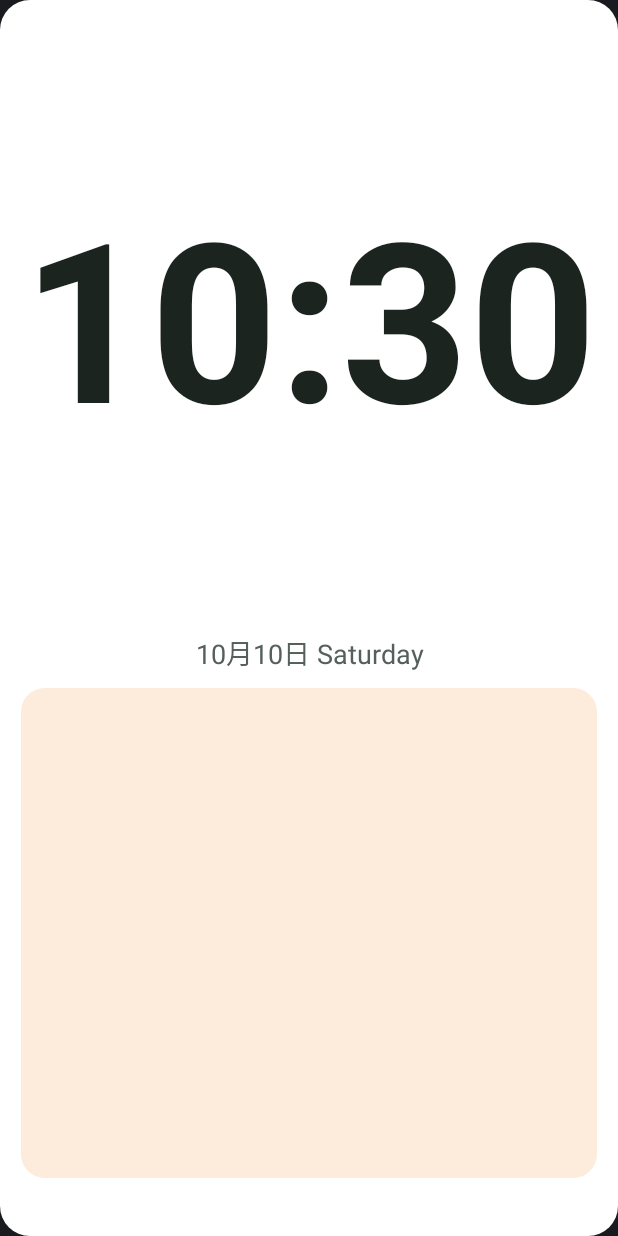
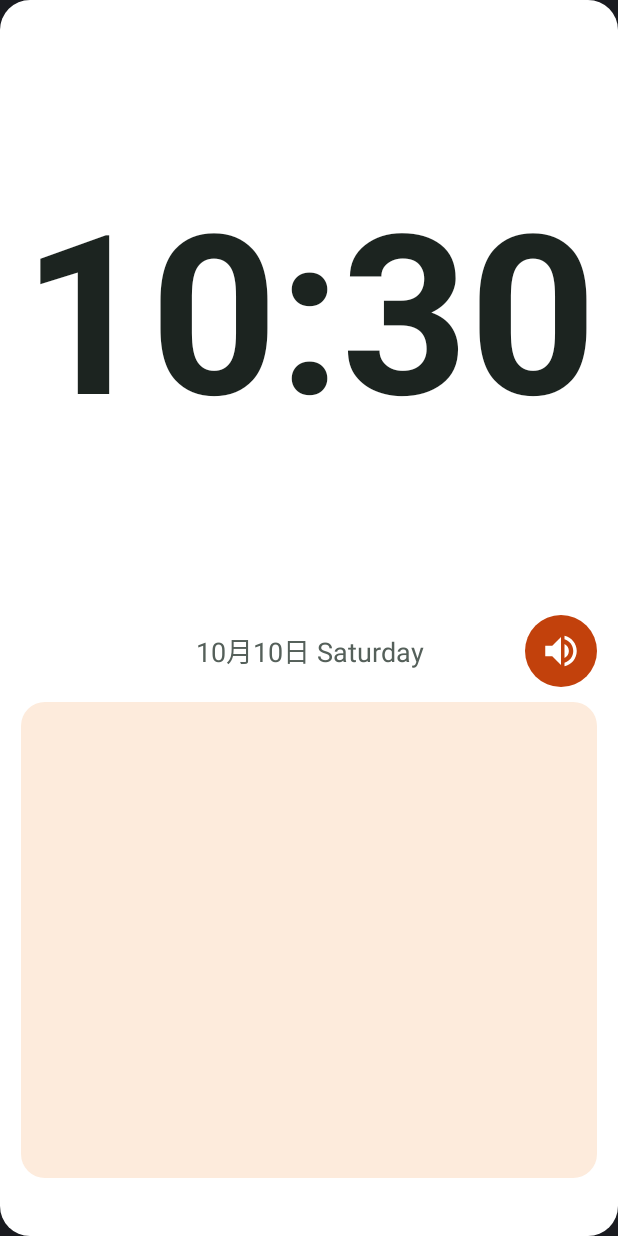
Before and after one commit to caikaidev/Homey, an Android app built with Jetpack Compose: the layout widget_board.xml on its own in the app's theme, with its tools: preview values and no code run, on a phone screen of 412 x 824 dp. Run offline under Robolectric (Android 15) with nearby library versions, the phone set to English and light mode, and no system bars.

```diff
--- a/app/build.gradle.kts
+++ b/app/build.gradle.kts
@@ -26,8 +26,8 @@ android {
     applicationId = "ian.dev.zaizai"
     minSdk = 24
     targetSdk = 36
-    versionCode = 4
-    versionName = "0.4"
+    versionCode = 5
+    versionName = "0.5"
 
     testInstrumentationRunner = "androidx.test.runner.AndroidJUnitRunner"
   }
--- a/app/src/main/java/ian/dev/zaizai/ZaizaiApp.kt
+++ b/app/src/main/java/ian/dev/zaizai/ZaizaiApp.kt
@@ -4,9 +4,13 @@ import android.app.Application
 import ian.dev.zaizai.data.BoardRepository
 import ian.dev.zaizai.sync.Notifier
 import ian.dev.zaizai.sync.Sync
+import ian.dev.zaizai.ui.Speaker
 
 class ZaizaiApp : Application() {
     val repository by lazy { BoardRepository(this) }
+
+    /** 小组件喇叭按钮用的语音，App 进程活着就一直留着，免得每次点都重新连 TTS 引擎。 */
+    val voice by lazy { Speaker(this) }
 
     override fun onCreate() {
         super.onCreate()
--- /dev/null
+++ b/app/src/main/res/drawable/ic_speak.xml
@@ -0,0 +1,11 @@
+<?xml version="1.0" encoding="utf-8"?>
+<!-- 小组件上的喇叭：点一下念出今天还剩的事。 -->
+<vector xmlns:android="http://schemas.android.com/apk/res/android"
+    android:width="24dp"
+    android:height="24dp"
+    android:viewportWidth="24"
+    android:viewportHeight="24">
+    <path
+        android:fillColor="@color/widget_on_speak"
+        android:pathData="M3,9v6h4l5,5V4L7,9H3zM16.5,12c0,-1.77 -1.02,-3.29 -2.5,-4.03v8.05c1.48,-0.73 2.5,-2.25 2.5,-4.02zM14,3.23v2.06c2.89,0.86 5,3.54 5,6.71s-2.11,5.85 -5,6.71v2.06c4.01,-0.91 7,-4.49 7,-8.77s-2.99,-7.86 -7,-8.77z" />
+</vector>
--- /dev/null
+++ b/app/src/main/res/drawable/widget_speak_bg.xml
@@ -0,0 +1,4 @@
+<?xml version="1.0" encoding="utf-8"?>
+<shape xmlns:android="http://schemas.android.com/apk/res/android" android:shape="oval">
+    <solid android:color="@color/widget_speak" />
+</shape>
--- a/app/src/main/res/layout/widget_board.xml
+++ b/app/src/main/res/layout/widget_board.xml
@@ -29,10 +29,23 @@
         android:textSize="56sp"
         android:textStyle="bold" />
 
+    <!-- 日期 + 喇叭：点喇叭念出今天还剩的事，不用打开 App -->
+    <LinearLayout
+        android:layout_width="match_parent"
+        android:layout_height="wrap_content"
+        android:gravity="center_vertical"
+        android:orientation="horizontal">
+
+        <!-- 左边留出和喇叭一样宽的空，日期才居中（小组件里不能用 View，用 FrameLayout 占位） -->
+        <FrameLayout
+            android:layout_width="48dp"
+            android:layout_height="1dp" />
+
         <TextClock
             android:id="@+id/widget_date"
-        android:layout_width="match_parent"
+            android:layout_width="0dp"
             android:layout_height="wrap_content"
+            android:layout_weight="1"
             android:ellipsize="end"
             android:format12Hour="M月d日 EEEE"
             android:format24Hour="M月d日 EEEE"
@@ -40,6 +53,16 @@
             android:maxLines="1"
             android:textColor="@color/widget_muted"
             android:textSize="18sp" />
+
+        <ImageView
+            android:id="@+id/widget_speak"
+            android:layout_width="48dp"
+            android:layout_height="48dp"
+            android:background="@drawable/widget_speak_bg"
+            android:contentDescription="念一下今天的事"
+            android:padding="10dp"
+            android:src="@drawable/ic_speak" />
+    </LinearLayout>
 
     <!-- 名称牌：待做是橙色底，大字写事项名；做完是绿色底，换成蹦跳的小牛崽 -->
     <LinearLayout
--- a/app/src/main/res/values-night/colors.xml
+++ b/app/src/main/res/values-night/colors.xml
@@ -7,4 +7,6 @@
     <color name="widget_pending_soft">#FF45230F</color>
     <color name="widget_done_soft">#FF173A31</color>
     <color name="widget_done">#FF8AD2BF</color>
+    <color name="widget_speak">#FFFF9A62</color>
+    <color name="widget_on_speak">#FF3B1300</color>
 </resources>
--- a/app/src/main/res/values/colors.xml
+++ b/app/src/main/res/values/colors.xml
@@ -8,4 +8,6 @@
     <color name="widget_pending_soft">#FFFDEBDC</color>
     <color name="widget_done_soft">#FFDCEFE9</color>
     <color name="widget_done">#FF134A40</color>
+    <color name="widget_speak">#FFC2410C</color>
+    <color name="widget_on_speak">#FFFFFFFF</color>
 </resources>
--- a/app/src/main/res/values/strings.xml
+++ b/app/src/main/res/values/strings.xml
@@ -1,4 +1,4 @@
 <resources>
     <string name="app_name">崽崽小看板</string>
-    <string name="widget_description">大时钟 + 大字显示下一件该做的事，可以代替系统时钟</string>
+    <string name="widget_description">大时钟 + 大字显示下一件该做的事，点喇叭能念出来，可以代替系统时钟</string>
 </resources>
```
Also changed, not shown: app/src/main/java/ian/dev/zaizai/ui/Speaker.kt (+31 -6 lines), app/src/main/java/ian/dev/zaizai/widget/BoardWidget.kt (+29 -1 lines), 1 other file. Lines whose indentation alone changed are shown as unchanged.
